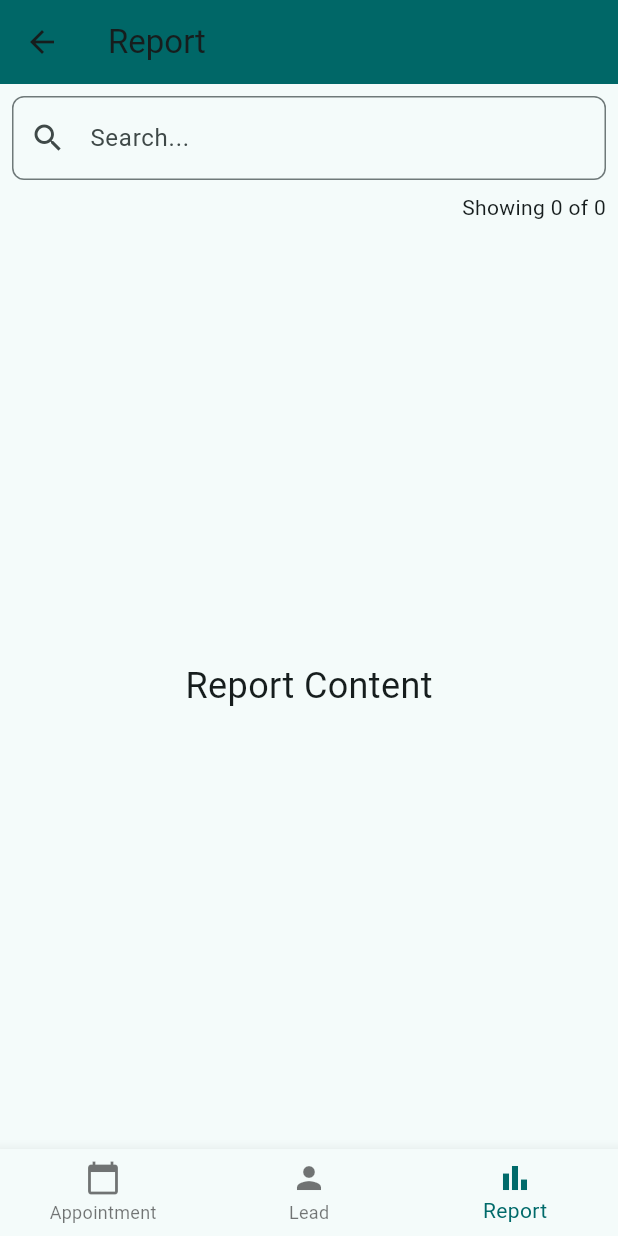
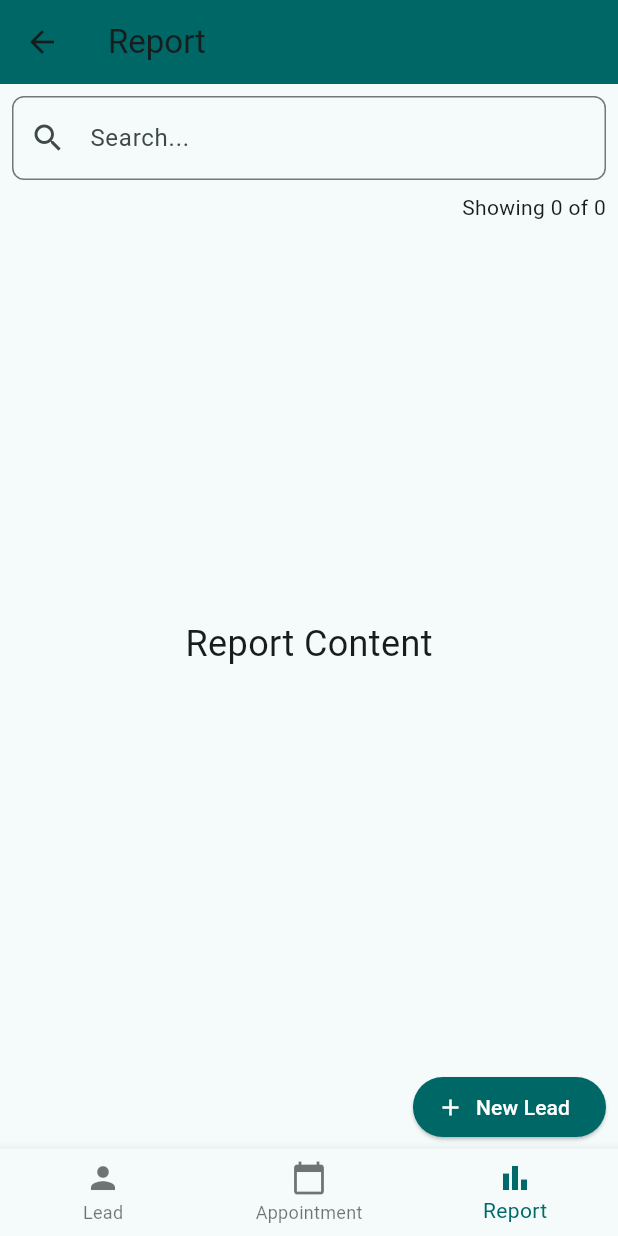
Before and after one commit to iamtalib13/frappe_flutter, a Flutter app: the CrmPage screen opened directly, swiped to page 3, on a phone screen of 412 x 824 dp. Run offline on Flutter 3.47's test engine with Material 3 defaults, Android fonts, the phone set to English and light mode, and no system bars; our stand-ins replace dio, flutter_secure_storage, get; accounts and stored records are empty.

Commit message:
fix the crm page.

```diff
--- a/lib/crm_page.dart
+++ b/lib/crm_page.dart
@@ -1,4 +1,5 @@
 import 'package:flutter/material.dart';
+import 'package:get/get.dart';
 
 class CrmPage extends StatefulWidget {
   const CrmPage({super.key});
@@ -11,11 +12,11 @@ class _CrmPageState extends State<CrmPage> {
   int _selectedIndex = 0;
   final PageController _pageController = PageController();
 
-  final List<String> _titles = ['Appointment', 'Lead', 'Report'];
+  final List<String> _titles = ['Lead', 'Appointment', 'Report'];
 
   final List<List<String>> _filters = [
-    ['All (0)', 'Today (0)', 'Due (0)', 'Upcoming (0)', 'Open (0)', 'Closed (0)'],
-    ['All (35)', 'Lead (22)', 'Converted (4)', 'Follow Up(5)', 'Not Interested (4)'],
+    ['All (35)', 'Lead (22)', 'Converted (4)', 'Follow Up(5)', 'Not Interested (4)'], // Lead filters
+    ['All (0)', 'Today (0)', 'Due (0)', 'Upcoming (0)', 'Open (0)', 'Closed (0)'], // Appointment filters
     [], // No filters for Report tab yet
   ];
 
@@ -74,10 +75,30 @@ class _CrmPageState extends State<CrmPage> {
                 });
               },
               children: [
+                _buildTabPage('Lead'),
                 _buildTabPage('Appointment'),
-                _buildTabPage('Lead'),
                 _buildTabPage('Report'),
               ],
+            ),
+          ),
+          Padding(
+            padding: const EdgeInsets.symmetric(horizontal: 8.0, vertical: 4.0),
+            child: Align(
+              alignment: Alignment.centerRight,
+              child: ElevatedButton.icon(
+                onPressed: () {
+                  // TODO: Implement new lead creation logic
+                  Get.snackbar('New Lead', 'Add New Lead functionality here');
+                },
+                icon: const Icon(Icons.add, color: Colors.white),
+                label: const Text(
+                  'New Lead',
+                  style: TextStyle(color: Colors.white),
+                ),
+                style: ElevatedButton.styleFrom(
+                  backgroundColor: const Color(0xFF006767),
+                ),
+              ),
             ),
           ),
         ],
@@ -85,12 +106,12 @@ class _CrmPageState extends State<CrmPage> {
       bottomNavigationBar: BottomNavigationBar(
         items: const <BottomNavigationBarItem>[
           BottomNavigationBarItem(
+            icon: Icon(Icons.person),
+            label: 'Lead',
+          ),
+          BottomNavigationBarItem(
             icon: Icon(Icons.calendar_today),
             label: 'Appointment',
-          ),
-          BottomNavigationBarItem(
-            icon: Icon(Icons.person),
-            label: 'Lead',
           ),
           BottomNavigationBarItem(
             icon: Icon(Icons.bar_chart),
```
